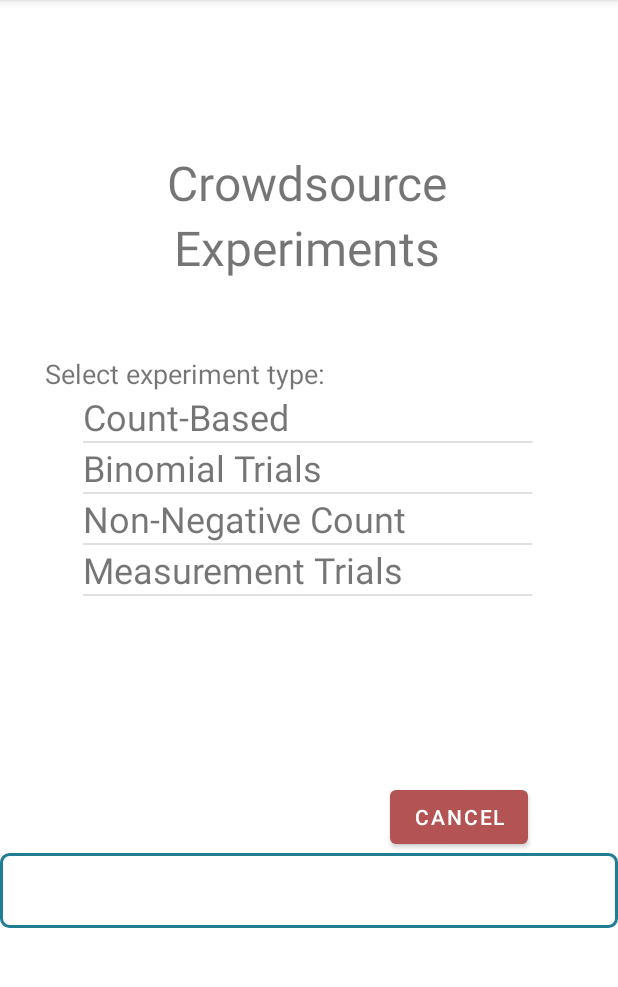
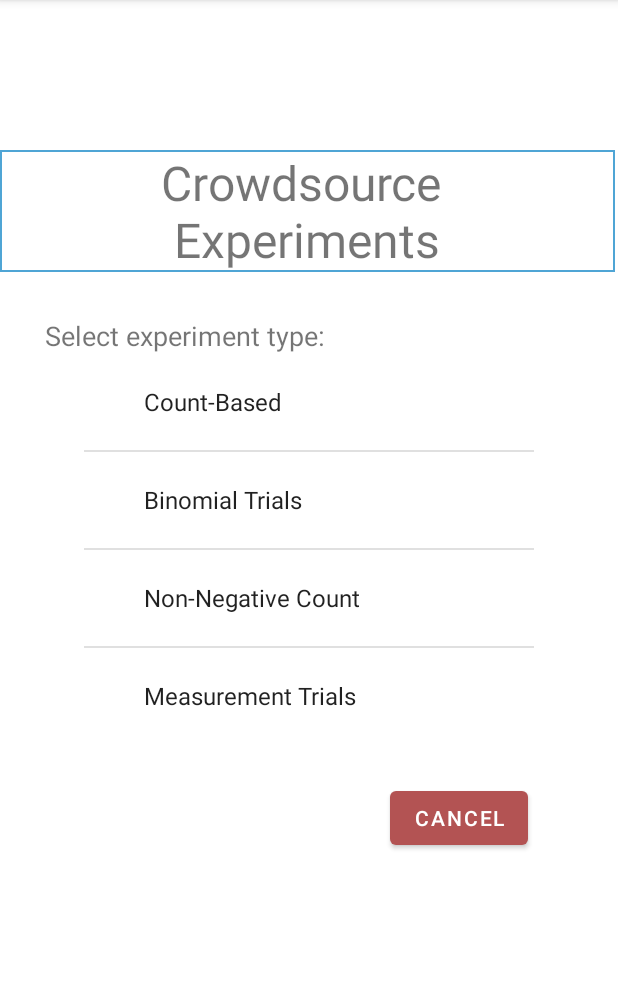
Before and after one commit to CMPUT301W21T26/CrowdTest, an Android app: the CreateExperimentActivity screen opened directly, with no data from a screen before it, on a phone screen of 412 x 824 dp, the part 84-1071 px from its top. Run offline under Robolectric (Android 15) with nearby library versions, the phone set to English and light mode, and no system bars.

Commit message:
NewExpFragment now partially functional

```diff
--- a/app/src/main/java/com/example/crowdtest/CreateExperimentActivity.java
+++ b/app/src/main/java/com/example/crowdtest/CreateExperimentActivity.java
@@ -7,6 +7,8 @@ import android.widget.AdapterView;
 import android.widget.ArrayAdapter;
 import android.widget.Button;
 import android.widget.ListView;
+
+import androidx.fragment.app.FragmentTransaction;
 
 import java.lang.reflect.Array;
 import java.util.ArrayList;
@@ -20,6 +22,7 @@ public class CreateExperimentActivity extends MainActivity {
         super.onCreate(savedInstanceState);
         setContentView(R.layout.new_experiment_activity);
 
+        /*
         expOptionsList = findViewById(R.id.exp_type_view);
 
         String[] optionArray = {"Count-Based", "Binomial Trials", "Non-Negative Count", "Measurement Trials"};
@@ -30,7 +33,13 @@ public class CreateExperimentActivity extends MainActivity {
         // first connect our adapter to our list
         optionAdapter = new ArrayAdapter<>(this,R.layout.content,options);
         expOptionsList.setAdapter(optionAdapter);
+        */
 
+        NewExpFragment listFragment = new NewExpFragment();
+        FragmentTransaction transaction = getSupportFragmentManager().beginTransaction();
+        transaction.replace(R.id.exp_fragment_view, listFragment);
+        transaction.commit();
+        /*
         Button cancelButton = findViewById(R.id.cancelbutton);
 
         cancelButton.setOnClickListener(new View.OnClickListener() {
@@ -38,15 +47,15 @@ public class CreateExperimentActivity extends MainActivity {
             public void onClick(View v) {
                 startActivity(new Intent(CreateExperimentActivity.this, MainActivity.class));
             }
-        });
-
+        });*/
+        /*
         expOptionsList.setOnItemClickListener(new AdapterView.OnItemClickListener() {
             @Override
             public void onItemClick(AdapterView<?> parent, View view, int position, long id) {
                 //
             }
         });
-
+        */
 
     }
 }
--- a/app/src/main/java/com/example/crowdtest/NewExpFragment.java
+++ b/app/src/main/java/com/example/crowdtest/NewExpFragment.java
@@ -4,64 +4,72 @@ import android.app.AlertDialog;
 import android.app.Dialog;
 import android.content.Context;
 import android.content.DialogInterface;
+import android.content.Intent;
 import android.os.Bundle;
 import android.view.LayoutInflater;
 import android.view.View;
+import android.view.ViewGroup;
+import android.widget.AdapterView;
 import android.widget.ArrayAdapter;
+import android.widget.Button;
 import android.widget.EditText;
 import android.widget.ListView;
+import android.widget.TextView;
 
 import androidx.annotation.NonNull;
 import androidx.annotation.Nullable;
 import androidx.fragment.app.DialogFragment;
+import androidx.fragment.app.Fragment;
+import androidx.fragment.app.FragmentTransaction;
 
 import java.util.ArrayList;
 import java.util.Arrays;
+import java.util.List;
 
-public class NewExpFragment extends DialogFragment {
-    private ListView expOptionsList;
-    private ArrayList<String> options;
-    private ArrayAdapter<String> optionAdapter;
-    private OnFragmentInteractionListener listener;
+public class NewExpFragment extends Fragment {
+    View view;
+    ListView expOptionsList;
+    ArrayList<String> options;
+    ArrayAdapter<String> optionAdapter;
 
-    /*
-    public interface OnFragmentInteractionListener {
-        void onOkPressed(City newCity);
+    public NewExpFragment() {
+        //
     }
-         */
 
     @Override
-    public void onAttach(Context context) {
-        super.onAttach(context);
-        if (context instanceof OnFragmentInteractionListener){
-            listener = (OnFragmentInteractionListener) context;
-        } else {
-            throw new RuntimeException(context.toString()
-                    + " must implement OnFragmentInteractionListener");
-        }
+    public View onCreateView(LayoutInflater inflater, ViewGroup container,
+                             Bundle savedInstanceState) {
+        View view = inflater.inflate(R.layout.fragment_new_exp, container, false);
+
+        expOptionsList = (ListView) view.findViewById(R.id.optionList);
+        String[] optionArray = {"Count-Based", "Binomial Trials", "Non-Negative Count", "Measurement Trials"};
+        optionAdapter = new ArrayAdapter<String>(
+                getActivity(),
+                android.R.layout.simple_expandable_list_item_1,
+                optionArray
+        );
+        expOptionsList.setAdapter(optionAdapter);
+
+        Button cancelButton = (Button) view.findViewById(R.id.cancelbutton);
+        /*
+        cancelButton.setOnClickListener(new View.OnClickListener() {
+            @Override
+            public void onClick(View v) {
+                startActivity(new Intent(NewExpFragment.this, MainActivity.class));
+            }
+        });
+        */
+
+        expOptionsList.setOnItemClickListener(new AdapterView.OnItemClickListener() {
+            @Override
+            public void onItemClick(AdapterView<?> parent, View view, int position, long id) {
+                NewExpFragment listFragment = new NewExpFragment();
+                FragmentTransaction transaction = getSupportFragmentManager().beginTransaction();
+                transaction.replace(R.id.exp_fragment_view, listFragment);
+                transaction.commit();
+            }
+        });
+        return view;
     }
 
-    // from lab 3 demo
-    @NonNull
-    @Override
-    public Dialog onCreateDialog(@Nullable Bundle savedInstanceState) {
-        View view = LayoutInflater.from(getActivity()).inflate(R.layout.fragment_new_exp, null);
-        expOptionsList = view.findViewById(R.id.exp_type_view);
-        String[] optionArray = {"Count-Based", "Binomial Trials", "Non-Negative Count", "Measurement Trials"};
-
-        options = new ArrayList<>();
-        options.addAll(Arrays.asList(optionArray));
-
-        optionAdapter = new ArrayAdapter<>(this,R.layout.content,options);
-        expOptionsList.setAdapter(optionAdapter);
-
-        AlertDialog.Builder builder = new AlertDialog.Builder(getContext());
-        return builder
-                .setView(view)
-                .setTitle("Select experiment Type:")
-                .setNegativeButton("Cancel", null)
-                .create();
-    }
-
-
 }
--- a/app/src/main/res/drawable/rectangle.xml
+++ b/app/src/main/res/drawable/rectangle.xml
@@ -1,10 +1,5 @@
 <?xml version="1.0" encoding="UTF-8"?>
-<shape xmlns:android="http://schemas.android.com/apk/res/android" android:id="@+id/listview_background_shape">
-    <stroke android:width="2dp" android:color="#ff207d94" />
-    <padding android:left="2dp"
-        android:top="2dp"
-        android:right="2dp"
-        android:bottom="2dp" />
-    <corners android:radius="5dp" />
-    <solid android:color="#ffffffff" />
+<shape xmlns:android="http://schemas.android.com/apk/res/android" android:shape="rectangle" >
+    <solid android:color="@android:color/white" />
+    <stroke android:width="1dip" android:color="#4fa5d5"/>
 </shape>
--- a/app/src/main/res/layout/fragment_new_exp.xml
+++ b/app/src/main/res/layout/fragment_new_exp.xml
@@ -1,12 +1,22 @@
 <?xml version="1.0" encoding="utf-8"?>
 <LinearLayout xmlns:android="http://schemas.android.com/apk/res/android"
-    xmlns:tools="http://schemas.android.com/tools"
+    android:id="@+id/new_exp_frag"
     android:layout_width="match_parent"
-    android:layout_height="match_parent"
-    tools:context=".SubscribedExpFragment" >
+    android:layout_height="300dp"
+    android:orientation="vertical">
+
+    <TextView
+        android:id="@+id/titleExp"
+        android:layout_width="match_parent"
+        android:layout_height="wrap_content"
+        android:text="Select experiment type:"
+        android:textSize="18sp"
+        android:translationX="30dp" />
 
     <ListView
-        android:id="@+id/exp_type_list"
-        android:layout_width="match_parent"
-        android:layout_height="273dp" />
+        android:id="@+id/optionList"
+        android:layout_width="300dp"
+        android:layout_height="260dp"
+        android:layout_gravity="center"/>
+
 </LinearLayout>
--- a/app/src/main/res/layout/new_experiment_activity.xml
+++ b/app/src/main/res/layout/new_experiment_activity.xml
@@ -10,30 +10,18 @@
         android:layout_height="wrap_content"
         android:layout_marginTop="100dp"
         android:gravity="center_horizontal"
-        android:text="Crowdsource"
+        android:text="Crowdsource \nExperiments"
+        android:singleLine="false"
+        android:background="@drawable/rectangle"
         android:textSize="32dp"></TextView>
 
-    <TextView
-        android:layout_width="410dp"
-        android:layout_height="wrap_content"
-        android:gravity="center_horizontal"
-        android:text="Experiments"
-        android:textSize="32dp"></TextView>
-
-    <TextView
-        android:id="@+id/textView"
+    <LinearLayout
+        android:id="@+id/exp_fragment_view"
         android:layout_width="match_parent"
-        android:layout_height="wrap_content"
-        android:text="Select experiment type:"
-        android:textSize="18sp"
-        android:translationX="30dp"
-        android:layout_marginTop="50dp"/>
-
-    <ListView
-        android:id="@+id/exp_type_view"
-        android:layout_width="300dp"
-        android:layout_height="259dp"
-        android:translationX="55dp" />
+        android:layout_height="300dp"
+        android:layout_gravity="center"
+        android:orientation="vertical"
+        android:translationY="30dp" />
 
     <Button
         android:id="@+id/cancelbutton"
@@ -41,13 +29,8 @@
         android:layout_height="wrap_content"
         android:text="cancel"
         android:translationX="260dp"
+        android:translationY="40dp"
         app:backgroundTint="#B35353" />
 
 
-    <View
-        android:id="@+id/myRectangleView"
-        android:layout_width="match_parent"
-        android:layout_height="50dp"
-        android:background="@drawable/rectangle"/>
-
 </LinearLayout>
```
